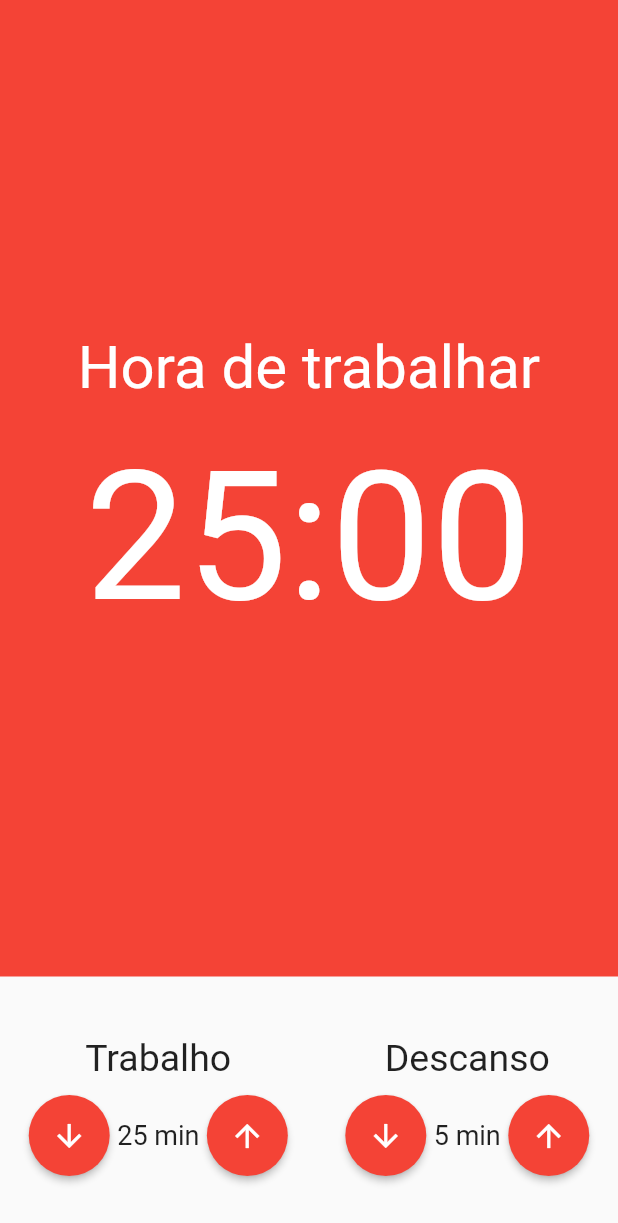
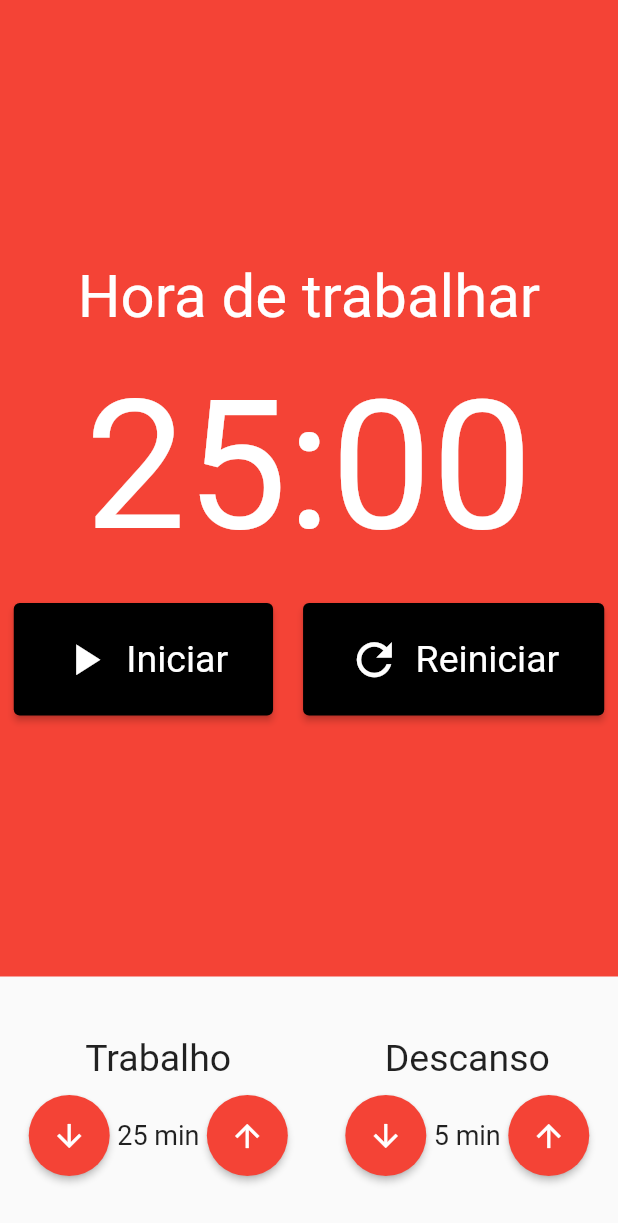
Before and after one commit to marcelinx/pomodoro-app, a Flutter app: the screen it shows after launch, on a phone screen of 412 x 824 dp. Shown: the top 1223 px of the screen. Run offline on Flutter 3.47's test engine with Material 2 defaults, Android fonts, the phone set to English and light mode, and no system bars; our stand-ins replace mobx; generated files the repository leaves out were written again.

Commit message:
criando componente botao cronometro

```diff
--- a/lib/Cronometro.dart
+++ /dev/null
@@ -1,30 +0,0 @@
-import 'package:flutter/material.dart';
-
-class Cronometro extends StatelessWidget {
-  const Cronometro({Key? key}) : super(key: key);
-
-  @override
-  Widget build(BuildContext context) {
-    return Container(
-      color: Colors.red,
-      child: const Column(
-        mainAxisAlignment: MainAxisAlignment.center,
-        crossAxisAlignment: CrossAxisAlignment.center,
-        children: [
-          Text(
-            'Hora de trabalhar',
-            style: TextStyle(fontSize: 40, color: Colors.white),
-          ),
-          SizedBox(height: 20),
-          Text(
-            '25:00',
-            style: TextStyle(
-              fontSize: 120,
-              color: Colors.white,
-            ),
-          ),
-        ],
-      ),
-    );
-  }
-}
--- /dev/null
+++ b/lib/components/Cronometro.dart
@@ -0,0 +1,58 @@
+import 'package:flutter/material.dart';
+import 'package:pomodoro/components/CronometroBotao.dart';
+
+class Cronometro extends StatelessWidget {
+  const Cronometro({Key? key}) : super(key: key);
+
+  @override
+  Widget build(BuildContext context) {
+    return Container(
+      color: Colors.red,
+      child: const Column(
+        mainAxisAlignment: MainAxisAlignment.center,
+        crossAxisAlignment: CrossAxisAlignment.center,
+        children: [
+          Text(
+            'Hora de trabalhar',
+            style: TextStyle(fontSize: 40, color: Colors.white),
+          ),
+          SizedBox(height: 20),
+          Text(
+            '25:00',
+            style: TextStyle(
+              fontSize: 120,
+              color: Colors.white,
+            ),
+          ),
+          SizedBox(height: 20),
+          Row(
+            mainAxisAlignment: MainAxisAlignment.center,
+            children: [
+              Padding(
+                padding: EdgeInsets.only(right: 10),
+                child: CronometroBotao(
+                  texto: 'Iniciar',
+                  icone: Icons.play_arrow,
+                ),
+              ),
+              // Padding(
+              //   padding: EdgeInsets.only(right: 10),
+              //   child: CronometroBotao(
+              //     texto: 'Parar',
+              //     icone: Icons.stop,
+              //   ),
+              // ),
+              Padding(
+                padding: EdgeInsets.only(left: 10),
+                child: CronometroBotao(
+                  texto: 'Reiniciar',
+                  icone: Icons.refresh,
+                ),
+              ),
+            ],
+          ),
+        ],
+      ),
+    );
+  }
+}
--- /dev/null
+++ b/lib/components/CronometroBotao.dart
@@ -0,0 +1,38 @@
+import 'package:flutter/material.dart';
+
+class CronometroBotao extends StatelessWidget {
+  final String texto;
+  final IconData icone;
+
+  const CronometroBotao({
+    Key? key,
+    required this.texto,
+    required this.icone,
+  }) : super(key: key);
+
+  @override
+  Widget build(BuildContext context) {
+    return ElevatedButton(
+      style: ElevatedButton.styleFrom(
+          backgroundColor: Colors.black,
+          padding: const EdgeInsets.symmetric(
+            horizontal: 30,
+            vertical: 20,
+          ),
+          textStyle: const TextStyle(
+            fontSize: 25,
+          )),
+      onPressed: () {},
+      child: Row(children: [
+        Padding(
+          padding: const EdgeInsets.only(right: 10),
+          child: Icon(
+            icone,
+            size: 35,
+          ),
+        ),
+        Text(texto),
+      ]),
+    );
+  }
+}
--- a/lib/pages/Pomodoro.dart
+++ b/lib/pages/Pomodoro.dart
@@ -1,5 +1,5 @@
 import 'package:flutter/material.dart';
-import 'package:pomodoro/Cronometro.dart';
+import 'package:pomodoro/components/Cronometro.dart';
 import '../components/EntradaTempo.dart';
 
 class Pomodoro extends StatelessWidget {
```
